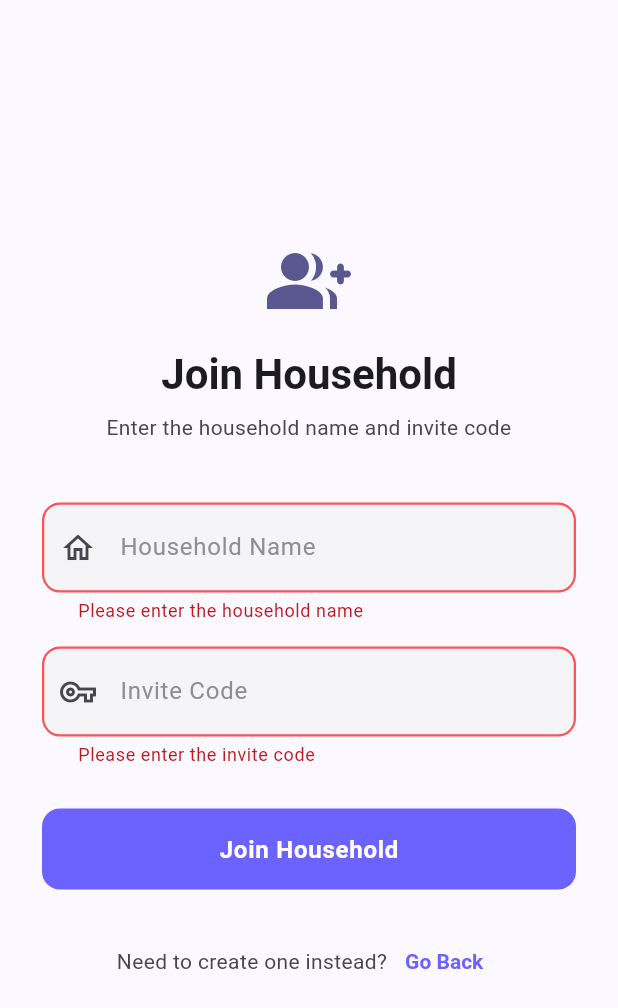
After one commit to Andres1911/Agile-is-the-new-Black, a Flutter app: the JoinHouseholdScreen screen opened directly, after a tap on "Join Household", on a phone screen of 412 x 824 dp. The commit adds this screen. Shown: the top 1008 px of the screen. Run offline on Flutter 3.47's test engine with Material 3 defaults, Android fonts, the phone set to English and light mode, and no system bars; our stand-ins replace image_picker, shared_preferences; accounts and stored records are empty; network calls fail.

Commit message:
add join household button

```diff
--- /dev/null
+++ b/frontend/lib/screens/join_household_screen.dart
@@ -0,0 +1,177 @@
+import 'package:flutter/material.dart';
+import '../services/api_service.dart';
+
+class JoinHouseholdScreen extends StatefulWidget {
+  const JoinHouseholdScreen({super.key});
+
+  @override
+  State<JoinHouseholdScreen> createState() => _JoinHouseholdScreenState();
+}
+
+class _JoinHouseholdScreenState extends State<JoinHouseholdScreen> {
+  final _formKey = GlobalKey<FormState>();
+  final _householdNameController = TextEditingController();
+  final _inviteCodeController = TextEditingController();
+  final _apiService = ApiService();
+  bool _isLoading = false;
+
+  @override
+  void dispose() {
+    _householdNameController.dispose();
+    _inviteCodeController.dispose();
+    super.dispose();
+  }
+
+  Future<void> _joinHousehold() async {
+    if (!_formKey.currentState!.validate()) return;
+
+    setState(() => _isLoading = true);
+
+    try {
+      await _apiService.joinHousehold(
+        _householdNameController.text.trim(),
+        _inviteCodeController.text.trim(),
+      );
+
+      if (!mounted) return;
+
+      ScaffoldMessenger.of(context).showSnackBar(
+        SnackBar(
+          content: const Text('Joined household successfully!'),
+          behavior: SnackBarBehavior.floating,
+          shape: RoundedRectangleBorder(borderRadius: BorderRadius.circular(10)),
+        ),
+      );
+
+      Navigator.pop(context, true);
+    } catch (e) {
+      if (!mounted) return;
+
+      final message = e.toString().replaceFirst('Exception: ', '');
+
+      ScaffoldMessenger.of(context).showSnackBar(
+        SnackBar(
+          content: Text(message),
+          behavior: SnackBarBehavior.floating,
+          shape: RoundedRectangleBorder(borderRadius: BorderRadius.circular(10)),
+        ),
+      );
+    } finally {
+      if (mounted) setState(() => _isLoading = false);
+    }
+  }
+
+  @override
+  Widget build(BuildContext context) {
+    final theme = Theme.of(context);
+
+    return Scaffold(
+      body: SafeArea(
+        child: Center(
+          child: SingleChildScrollView(
+            padding: const EdgeInsets.symmetric(horizontal: 28),
+            child: ConstrainedBox(
+              constraints: const BoxConstraints(maxWidth: 420),
+              child: Form(
+                key: _formKey,
+                child: Column(
+                  crossAxisAlignment: CrossAxisAlignment.stretch,
+                  children: [
+                    const SizedBox(height: 24),
+                    Icon(
+                      Icons.group_add_rounded,
+                      size: 56,
+                      color: theme.colorScheme.primary,
+                    ),
+                    const SizedBox(height: 16),
+                    Text(
+                      'Join Household',
+                      textAlign: TextAlign.center,
+                      style: theme.textTheme.headlineMedium?.copyWith(
+                        fontWeight: FontWeight.bold,
+                        color: theme.colorScheme.onSurface,
+                      ),
+                    ),
+                    const SizedBox(height: 8),
+                    Text(
+                      'Enter the household name and invite code',
+                      textAlign: TextAlign.center,
+                      style: theme.textTheme.bodyMedium?.copyWith(
+                        color: theme.colorScheme.onSurfaceVariant,
+                      ),
+                    ),
+                    const SizedBox(height: 40),
+                    TextFormField(
+                      controller: _householdNameController,
+                      decoration: const InputDecoration(
+                        labelText: 'Household Name',
+                        prefixIcon: Icon(Icons.home_outlined),
+                      ),
+                      textInputAction: TextInputAction.next,
+                      validator: (value) {
+                        if (value == null || value.trim().isEmpty) {
+                          return 'Please enter the household name';
+                        }
+                        return null;
+                      },
+                    ),
+                    const SizedBox(height: 16),
+                    TextFormField(
+                      controller: _inviteCodeController,
+                      decoration: const InputDecoration(
+                        labelText: 'Invite Code',
+                        prefixIcon: Icon(Icons.vpn_key_outlined),
+                      ),
+                      textInputAction: TextInputAction.done,
+                      onFieldSubmitted: (_) => !_isLoading ? _joinHousehold() : null,
+                      validator: (value) {
+                        if (value == null || value.trim().isEmpty) {
+                          return 'Please enter the invite code';
+                        }
+                        return null;
+                      },
+                    ),
+                    const SizedBox(height: 28),
+                    SizedBox(
+                      height: 54,
+                      child: ElevatedButton(
+                        onPressed: _isLoading ? null : _joinHousehold,
+                        child: _isLoading
+                            ? const SizedBox(
+                                height: 22,
+                                width: 22,
+                                child: CircularProgressIndicator(
+                                  strokeWidth: 2.5,
+                                  color: Colors.white,
+                                ),
+                              )
+                            : const Text('Join Household'),
+                      ),
+                    ),
+                    const SizedBox(height: 24),
+                    Row(
+                      mainAxisAlignment: MainAxisAlignment.center,
+                      children: [
+                        Text(
+                          'Need to create one instead?',
+                          style: theme.textTheme.bodyMedium?.copyWith(
+                            color: theme.colorScheme.onSurfaceVariant,
+                          ),
+                        ),
+                        TextButton(
+                          onPressed: () => Navigator.pop(context),
+                          child: const Text('Go Back'),
+                        ),
+                      ],
+                    ),
+                    const SizedBox(height: 24),
+                  ],
+                ),
+              ),
+            ),
+          ),
+        ),
+      ),
+    );
+  }
+}
```
Also changed, not shown: frontend/lib/screens/home_screen.dart (+54 -10 lines), frontend/lib/services/api_service.dart (+33 -0 lines).
